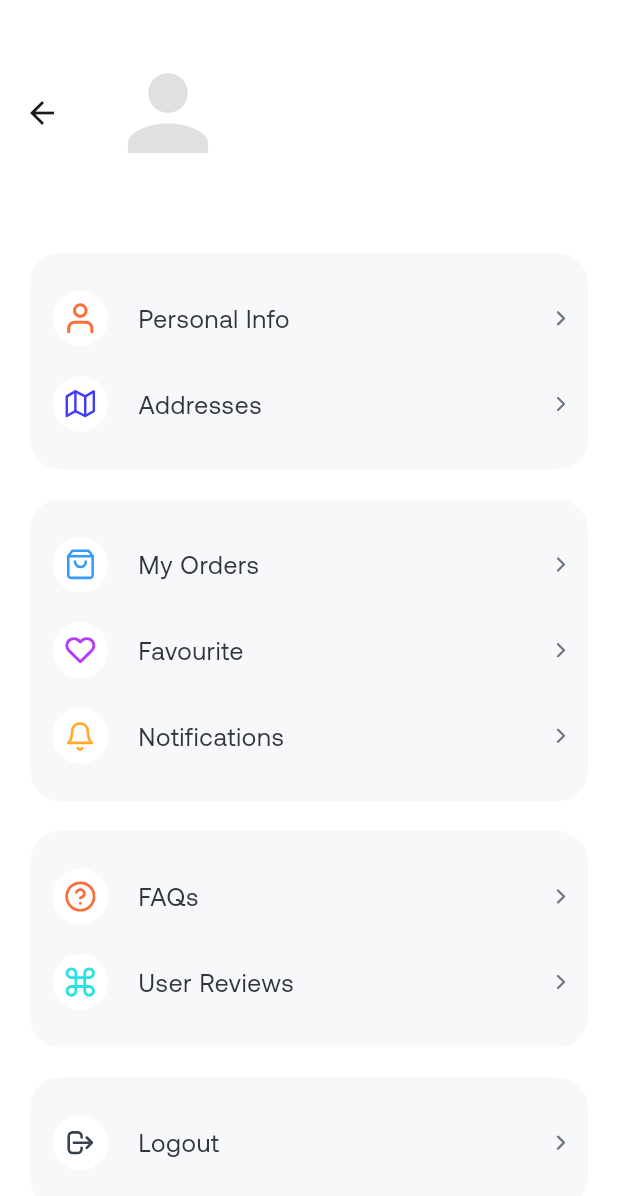
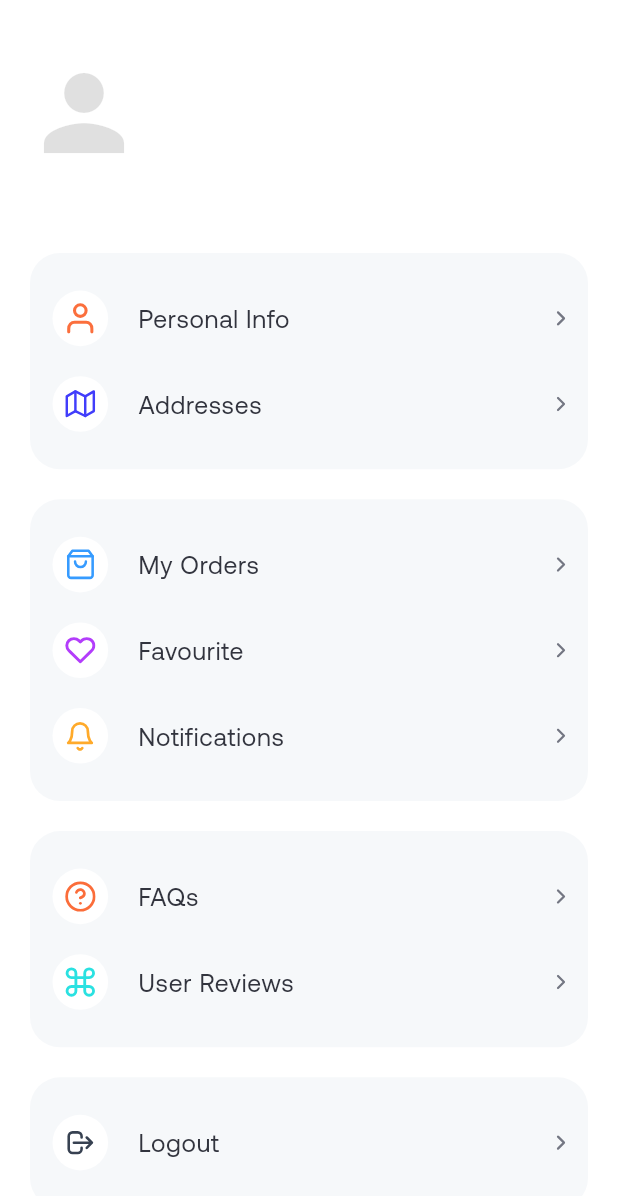
Before and after one commit to saikat-rog/purotaja_app, a Flutter app: the AccountScreen screen opened by its route, on a phone screen of 412 x 824 dp. Shown: the top 1196 px of the screen. Run offline on Flutter 3.47's test engine with Material 3 defaults, Android fonts, the light colour scheme and no system bars; our stand-ins replace dio, dropdown_button2, flutter_dotenv, flutter_svg, fluttertoast, geocoding and 4 more; accounts and stored records are empty.

Commit message:
few bug fixes

```diff
--- a/lib/screens/account_screen/account_screen.dart
+++ b/lib/screens/account_screen/account_screen.dart
@@ -72,11 +72,9 @@ class _AccountScreenState extends State<AccountScreen> {
 
   @override
   Widget build(BuildContext context) {
-    final screenWidth = MediaQuery.of(context).size.width;
-    final screenHeight = MediaQuery.of(context).size.height;
-
     return Scaffold(
       appBar: AppBar(
+        automaticallyImplyLeading: false,
         scrolledUnderElevation: 0,
         backgroundColor: Colors.white,
         toolbarHeight: 150,
```
Also changed, not shown: lib/screens/cart_screen/cart_screen.dart (+29 -39 lines).
